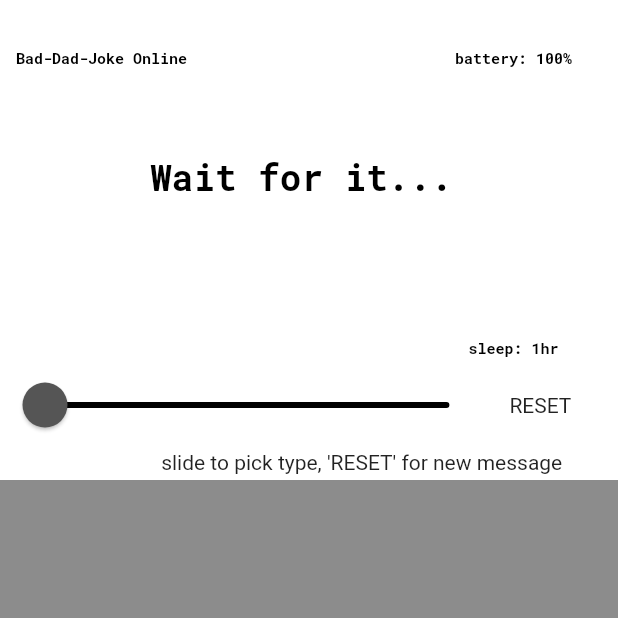
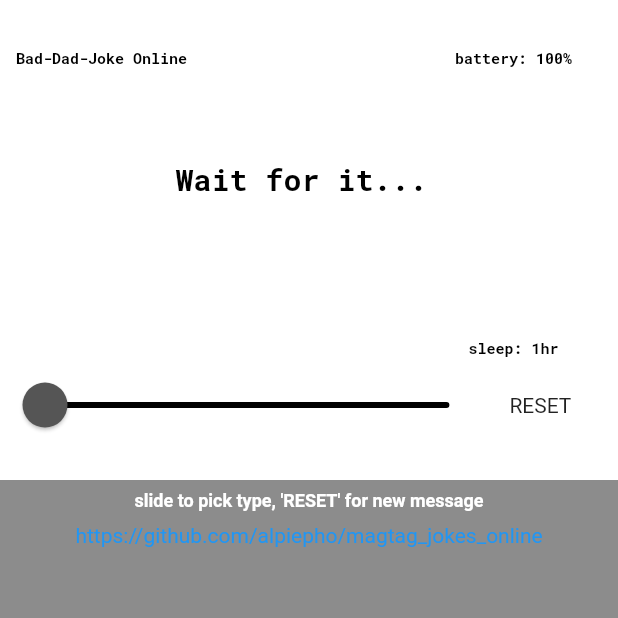
Before and after one commit to alpiepho/magtag_jokes_online, a Flutter app: the first screen one second after launch, on a phone screen of 412 x 824 dp, the top half of it. Run offline on Flutter 3.47's test engine with Material 2 defaults, Android fonts, the phone set to English and light mode, and no system bars; our stand-ins replace google_fonts, shared_preferences.

Commit message:
several changes

```diff
--- a/lib/backup_bruce.dart
+++ b/lib/backup_bruce.dart
@@ -1,3 +1,4 @@
+// ignore: non_constant_identifier_names
 var backup_bruce = [
   "Nowadays you don't go around on the street kicking people, punching people \u2014 because if you do (makes gun shape with hand), well that's it \u2014 I don't care how good you are.\nBruce Lee interview on the Pierre Berton Show (1971)",
   "When I look around I always learn something, and that is to be yourself always, express yourself, and have faith in yourself. Do not go out and look for a successful personality and duplicate him. Now that seems to be the prevalent thing happening in Hong Kong, like they always copy mannerism, but they never start from the root of his being and that is, how can I be me?\nBruce Lee",
--- a/lib/backup_jokes.dart
+++ b/lib/backup_jokes.dart
@@ -1,104 +1,105 @@
+// ignore: non_constant_identifier_names
 var backup_jokes = [
 "What concert only costs 45 cents to get in?\r\nA 50 cent concert with a guest appearance from nickelback",  // from j
   "What did one dorito farmer say to the other dorito farmer?\r\nCool Ranch", // from lexi
-  "Did you hear about the new restaurant on the moon? The food is great, but there\u2019s just no atmosphere.",
-  "What do you do when your bunny gets wet? You get your hare dryer.",
-  "My boss told me that he was going to fire the person with the worst posture. I have a hunch, it might be me.",
-  "What's the best thing about elevator jokes? They work on so many levels.",
-  "My sea sickness comes in waves.",
-  "What did the fish say when it swam into a wall? Damn!",
-  "I was going to get a brain transplant, but I changed my mind",
-  "Do I enjoy making courthouse puns? Guilty",
-  "Chances are if you' ve seen one shopping center, you've seen a mall.",
-  "What do you get when you cross a bee and a sheep? A bah-humbug.\r\n",
-  "They're making a movie about clocks. It's about time",
-  "At the boxing match, the dad got into the popcorn line and the line for hot dogs, but he wanted to stay out of the punchline.",
-  "You can't run through a camp site. You can only ran, because it's past tents.",
-  "Today a man knocked on my door and asked for a small donation towards the local swimming pool. I gave him a glass of water.",
-  "What is a vampire's favorite fruit? A blood orange.",
-  "To the person who stole my anti-depressant pills: I hope you're happy now.",
-  "I burned 2000 calories today, I left my food in the oven for too long.",
-  "What do you call an alligator in a vest? An in-vest-igator!",
-  "A red and a blue ship have just collided in the Caribbean. Apparently the survivors are marooned.",
-  "Where do young cows eat lunch? In the calf-ateria.",
-  "What\u2019s the advantage of living in Switzerland? Well, the flag is a big plus.",
-  "Why did the feline fail the lie detector test? Because he be lion.",
-  "How was the snow globe feeling after the storm? A little shaken.",
-  "If a child refuses to sleep during nap time, are they guilty of resisting a rest?",
-  "Conjunctivitis.com \u2013 now that\u2019s a site for sore eyes.",
-  "What did Romans use to cut pizza before the rolling cutter was invented? Lil Caesars",
-  "What did celery say when he broke up with his girlfriend? She wasn't right for me, so I really don't carrot all.",
-  "So, I heard this pun about cows, but it\u2019s kinda offensive so I won\u2019t say it. I don\u2019t want there to be any beef between us. ",
-  "What type of music do balloons hate? Pop music!",
-  "Why did the octopus beat the shark in a fight? Because it was well armed.",
-  "What do you call a beehive without the b's? An eehive.",
-  "How did Darth Vader know what Luke was getting for Christmas? He felt his presents.",
-  "Why can't a bicycle stand on its own? It's two-tired.",
-  "Parallel lines have so much in common. It\u2019s a shame they\u2019ll never meet.",
-  "What did the father tomato say to the baby tomato whilst on a family walk? Ketchup.",
-  "What do you call a fat psychic? A four-chin teller.",
-  "What do bees do after they are married? They go on a honeymoon.",
-  "Why do cows wear bells? Because their horns don't work.",
-  "How do you make Lady Gaga cry? Poker face. ",
-  "Why can\u2019t you hear a pterodactyl go to the bathroom? The p is silent.",
-  "I have kleptomania, but when it gets bad, I take something for it.",
-  "Whiteboards ... are remarkable.",
-  "Why do fish live in salt water? Because pepper makes them sneeze!",
-  "Why do scuba divers fall backwards into the water? Because if they fell forwards they\u2019d still be in the boat.",
-  "Two peanuts were walking down the street. One was a salted",
-  "I used to work for a soft drink can crusher. It was soda pressing.",
-  "Ever wondered why bees hum? It's because they don't know the words.",
-  "What did the grape do when he got stepped on? He let out a little wine.",
-  "Recent survey revealed 6 out of 7 dwarf's aren't happy.",
-  "How much does a hipster weigh? An instagram.",
-  "Chances are if you' ve seen one shopping center, you've seen a mall.",
-  "How come a man driving a train got struck by lightning? He was a good conductor.",
-  "Don\u2019t interrupt someone working intently on a puzzle. Chances are, you\u2019ll hear some crosswords.",
-  "Why can\u2019t you hear a pterodactyl go to the bathroom? The p is silent.",
-  "It's only a murder of crows if there's probable caws.",
-  "If a child refuses to sleep during nap time, are they guilty of resisting a rest?",
-  "What do you call a cow with two legs? Lean beef.",
-  "How come the stadium got hot after the game? Because all of the fans left.",
-  "Egyptians claimed to invent the guitar, but they were such lyres.\ufeff",
-  "Have you heard about corduroy pillows?  They're making headlines!",
-  "What kind of tree fits in your hand? A palm tree!",
-  "My wife is on a tropical fruit diet, the house is full of stuff. It is enough to make a mango crazy.",
-  "The Swiss must've been pretty confident in their chances of victory if they included a corkscrew in their army knife.",
-  "A red and a blue ship have just collided in the Caribbean. Apparently the survivors are marooned.",
-  "What do you call a magician who has lost their magic? Ian.",
-  "What do you call an elephant that doesn\u2019t matter? An irrelephant.",
-  "Ben & Jerry's really need to improve their operation. The only way to get there is down a rocky road.",
-  "Q: What did the spaghetti say to the other spaghetti?\r\nA: Pasta la vista, baby!",
-  "What kind of magic do cows believe in? MOODOO.",
-  "Some people eat light bulbs. They say it's a nice light snack.",
-  "Where do young cows eat lunch? In the calf-ateria.",
-  "Wife told me to take the spider out instead of killing it... We had some drinks, cool guy, wants to be a web developer.",
-  "What do you get when you cross a snowman with a vampire? Frostbite.",
-  "Guy told me today he did not know what cloning is. I told him, \"that makes 2 of us.\"",
-  "Mahatma Gandhi, as you know, walked barefoot most of the time, which produced an impressive set of calluses on his feet. \r\nHe also ate very little, which made him rather frail and with his odd diet, he suffered from bad breath. \r\nThis made him a super calloused fragile mystic hexed by halitosis.",
-  "Why don\u2019t skeletons ever go trick or treating? Because they have nobody to go with.",
-  "Did you know the first French fries weren't actually cooked in France? They were cooked in Greece.",
-  "You know that cemetery up the road? People are dying to get in there.",
-  "They tried to make a diamond shaped like a duck. It quacked under the pressure.",
-  "My dog used to chase people on a bike a lot. It got so bad I had to take his bike away.",
-  "Wife: Honey I\u2019m pregnant.\r\n\r\nMe: Well\u2026. what do we do now?\r\n\r\nWife: Well, I guess we should go to a baby doctor.\r\n\r\nMe: Hm.. I think I\u2019d be a lot more comfortable going to an adult doctor.",
-  "What happens to a frog's car when it breaks down? It gets toad.",
-  "What do you call a bee that lives in America? A USB.",
-  "What do you call a fly without wings? A walk.",
-  "I tried to write a chemistry joke, but could never get a reaction.",
-  "R.I.P. boiled water. You will be mist.",
-  "What did the mountain climber name his son? Cliff.",
-  "What did the late tomato say to the early tomato? I\u2019ll ketch up",
-  "A cannibal is someone who is fed up with people.",
-  "What did the grape do when he got stepped on? He let out a little wine.",
-  "What do you call your friend who stands in a hole? Phil.",
-  "A Skeleton walked into a bar he said I need a beer and a mop",
-  "I bought shoes from a drug dealer once. I don't know what he laced them with, but I was tripping all day.",
-  "At the boxing match, the dad got into the popcorn line and the line for hot dogs, but he wanted to stay out of the punchline.",
-  "Why are graveyards so noisy? Because of all the coffin.",
-  " I never wanted to believe that my Dad was stealing from his job as a road worker. But when I got home, all the signs were there.\r\n\r\n",
-  "This morning I was wondering where the sun was, but then it dawned on me.",
-  "What do you call an Argentinian with a rubber toe? Roberto",
-  "What did the Zen Buddist say to the hotdog vendor? Make me one with everything.",
-  "What do you get when you cross a chicken with a skunk? A fowl smell!"
+  // "Did you hear about the new restaurant on the moon? The food is great, but there\u2019s just no atmosphere.",
+  // "What do you do when your bunny gets wet? You get your hare dryer.",
+  // "My boss told me that he was going to fire the person with the worst posture. I have a hunch, it might be me.",
+  // "What's the best thing about elevator jokes? They work on so many levels.",
+  // "My sea sickness comes in waves.",
+  // "What did the fish say when it swam into a wall? Damn!",
+  // "I was going to get a brain transplant, but I changed my mind",
+  // "Do I enjoy making courthouse puns? Guilty",
+  // "Chances are if you' ve seen one shopping center, you've seen a mall.",
+  // "What do you get when you cross a bee and a sheep? A bah-humbug.\r\n",
+  // "They're making a movie about clocks. It's about time",
+  // "At the boxing match, the dad got into the popcorn line and the line for hot dogs, but he wanted to stay out of the punchline.",
+  // "You can't run through a camp site. You can only ran, because it's past tents.",
+  // "Today a man knocked on my door and asked for a small donation towards the local swimming pool. I gave him a glass of water.",
+  // "What is a vampire's favorite fruit? A blood orange.",
+  // "To the person who stole my anti-depressant pills: I hope you're happy now.",
+  // "I burned 2000 calories today, I left my food in the oven for too long.",
+  // "What do you call an alligator in a vest? An in-vest-igator!",
+  // "A red and a blue ship have just collided in the Caribbean. Apparently the survivors are marooned.",
+  // "Where do young cows eat lunch? In the calf-ateria.",
+  // "What\u2019s the advantage of living in Switzerland? Well, the flag is a big plus.",
+  // "Why did the feline fail the lie detector test? Because he be lion.",
+  // "How was the snow globe feeling after the storm? A little shaken.",
+  // "If a child refuses to sleep during nap time, are they guilty of resisting a rest?",
+  // "Conjunctivitis.com \u2013 now that\u2019s a site for sore eyes.",
+  // "What did Romans use to cut pizza before the rolling cutter was invented? Lil Caesars",
+  // "What did celery say when he broke up with his girlfriend? She wasn't right for me, so I really don't carrot all.",
+  // "So, I heard this pun about cows, but it\u2019s kinda offensive so I won\u2019t say it. I don\u2019t want there to be any beef between us. ",
+  // "What type of music do balloons hate? Pop music!",
+  // "Why did the octopus beat the shark in a fight? Because it was well armed.",
+  // "What do you call a beehive without the b's? An eehive.",
+  // "How did Darth Vader know what Luke was getting for Christmas? He felt his presents.",
+  // "Why can't a bicycle stand on its own? It's two-tired.",
+  // "Parallel lines have so much in common. It\u2019s a shame they\u2019ll never meet.",
+  // "What did the father tomato say to the baby tomato whilst on a family walk? Ketchup.",
+  // "What do you call a fat psychic? A four-chin teller.",
+  // "What do bees do after they are married? They go on a honeymoon.",
+  // "Why do cows wear bells? Because their horns don't work.",
+  // "How do you make Lady Gaga cry? Poker face. ",
+  // "Why can\u2019t you hear a pterodactyl go to the bathroom? The p is silent.",
+  // "I have kleptomania, but when it gets bad, I take something for it.",
+  // "Whiteboards ... are remarkable.",
+  // "Why do fish live in salt water? Because pepper makes them sneeze!",
+  // "Why do scuba divers fall backwards into the water? Because if they fell forwards they\u2019d still be in the boat.",
+  // "Two peanuts were walking down the street. One was a salted",
+  // "I used to work for a soft drink can crusher. It was soda pressing.",
+  // "Ever wondered why bees hum? It's because they don't know the words.",
+  // "What did the grape do when he got stepped on? He let out a little wine.",
+  // "Recent survey revealed 6 out of 7 dwarf's aren't happy.",
+  // "How much does a hipster weigh? An instagram.",
+  // "Chances are if you' ve seen one shopping center, you've seen a mall.",
+  // "How come a man driving a train got struck by lightning? He was a good conductor.",
+  // "Don\u2019t interrupt someone working intently on a puzzle. Chances are, you\u2019ll hear some crosswords.",
+  // "Why can\u2019t you hear a pterodactyl go to the bathroom? The p is silent.",
+  // "It's only a murder of crows if there's probable caws.",
+  // "If a child refuses to sleep during nap time, are they guilty of resisting a rest?",
+  // "What do you call a cow with two legs? Lean beef.",
+  // "How come the stadium got hot after the game? Because all of the fans left.",
+  // "Egyptians claimed to invent the guitar, but they were such lyres.\ufeff",
+  // "Have you heard about corduroy pillows?  They're making headlines!",
+  // "What kind of tree fits in your hand? A palm tree!",
+  // "My wife is on a tropical fruit diet, the house is full of stuff. It is enough to make a mango crazy.",
+  // "The Swiss must've been pretty confident in their chances of victory if they included a corkscrew in their army knife.",
+  // "A red and a blue ship have just collided in the Caribbean. Apparently the survivors are marooned.",
+  // "What do you call a magician who has lost their magic? Ian.",
+  // "What do you call an elephant that doesn\u2019t matter? An irrelephant.",
+  // "Ben & Jerry's really need to improve their operation. The only way to get there is down a rocky road.",
+  // "Q: What did the spaghetti say to the other spaghetti?\r\nA: Pasta la vista, baby!",
+  // "What kind of magic do cows believe in? MOODOO.",
+  // "Some people eat light bulbs. They say it's a nice light snack.",
+  // "Where do young cows eat lunch? In the calf-ateria.",
+  // "Wife told me to take the spider out instead of killing it... We had some drinks, cool guy, wants to be a web developer.",
+  // "What do you get when you cross a snowman with a vampire? Frostbite.",
+  // "Guy told me today he did not know what cloning is. I told him, \"that makes 2 of us.\"",
+  // "Mahatma Gandhi, as you know, walked barefoot most of the time, which produced an impressive set of calluses on his feet. \r\nHe also ate very little, which made him rather frail and with his odd diet, he suffered from bad breath. \r\nThis made him a super calloused fragile mystic hexed by halitosis.",
+  // "Why don\u2019t skeletons ever go trick or treating? Because they have nobody to go with.",
+  // "Did you know the first French fries weren't actually cooked in France? They were cooked in Greece.",
+  // "You know that cemetery up the road? People are dying to get in there.",
+  // "They tried to make a diamond shaped like a duck. It quacked under the pressure.",
+  // "My dog used to chase people on a bike a lot. It got so bad I had to take his bike away.",
+  // "Wife: Honey I\u2019m pregnant.\r\n\r\nMe: Well\u2026. what do we do now?\r\n\r\nWife: Well, I guess we should go to a baby doctor.\r\n\r\nMe: Hm.. I think I\u2019d be a lot more comfortable going to an adult doctor.",
+  // "What happens to a frog's car when it breaks down? It gets toad.",
+  // "What do you call a bee that lives in America? A USB.",
+  // "What do you call a fly without wings? A walk.",
+  // "I tried to write a chemistry joke, but could never get a reaction.",
+  // "R.I.P. boiled water. You will be mist.",
+  // "What did the mountain climber name his son? Cliff.",
+  // "What did the late tomato say to the early tomato? I\u2019ll ketch up",
+  // "A cannibal is someone who is fed up with people.",
+  // "What did the grape do when he got stepped on? He let out a little wine.",
+  // "What do you call your friend who stands in a hole? Phil.",
+  // "A Skeleton walked into a bar he said I need a beer and a mop",
+  // "I bought shoes from a drug dealer once. I don't know what he laced them with, but I was tripping all day.",
+  // "At the boxing match, the dad got into the popcorn line and the line for hot dogs, but he wanted to stay out of the punchline.",
+  // "Why are graveyards so noisy? Because of all the coffin.",
+  // " I never wanted to believe that my Dad was stealing from his job as a road worker. But when I got home, all the signs were there.\r\n\r\n",
+  // "This morning I was wondering where the sun was, but then it dawned on me.",
+  // "What do you call an Argentinian with a rubber toe? Roberto",
+  // "What did the Zen Buddist say to the hotdog vendor? Make me one with everything.",
+  // "What do you get when you cross a chicken with a skunk? A fowl smell!"
 ];
--- a/lib/backup_quotes.dart
+++ b/lib/backup_quotes.dart
@@ -1,3 +1,4 @@
+// ignore: non_constant_identifier_names
 var backup_quotes = [
   "Courage is what it takes to stand up and speak. Courage is also what it takes to sit down and listen. - Winston Churchill",
   "Dreams are the royal road to the unconscious.  - Sigmund Freud",
--- a/lib/backup_stoics1.dart
+++ b/lib/backup_stoics1.dart
@@ -1,3 +1,4 @@
+// ignore: non_constant_identifier_names
 var backup_stoics = [
   "To love only what happens, what was destined. No greater harmony. - Marcus Aurelius",
   "Hang on to your youthful enthusiasms - you'll be able to use them better when you're older. - Seneca",
--- a/lib/constants.dart
+++ b/lib/constants.dart
@@ -55,12 +55,12 @@ const kLanscapeWarningTextStyle = TextStyle(
 //   fontStyle: FontStyle.italic,
 // );
 
-// const kNumberTextStyle = TextStyle(
-//   fontSize: 36,
-//   color: Colors.white,
-//   fontWeight: FontWeight.bold,
-//   height: 1.1,
-// );
+const kNumberTextStyle = TextStyle(
+  fontSize: 12,
+  color: Colors.white,
+  fontWeight: FontWeight.bold,
+  height: 1.1,
+);
 
 // ignore: non_constant_identifier_names
 var kNumberTextStyle_robotomono = GoogleFonts.robotoMono(
@@ -73,9 +73,9 @@ var kNumberTextStyle_robotomono = GoogleFonts.robotoMono(
 
 // ignore: non_constant_identifier_names
 var kNumberTextStyleBig_robotomono = GoogleFonts.robotoMono(
-  fontSize: 24,
+  fontSize: 20,
   color: Colors.black,
   fontWeight: FontWeight.bold,
-  height: 1.1,
+  height: 1.4,
   backgroundColor: Colors.white,
 );
--- a/lib/engine.dart
+++ b/lib/engine.dart
@@ -1,9 +1,11 @@
+import 'dart:convert';
+
 import 'package:magtag_jokes_online/constants.dart';
 import 'package:magtag_jokes_online/backup_bruce.dart';
 import 'package:magtag_jokes_online/backup_jokes.dart';
 import 'package:magtag_jokes_online/backup_quotes.dart';
 import 'package:magtag_jokes_online/backup_stoics1.dart';
-
+import 'package:http/http.dart' as http;
 
 const numRows = 3;
 const numCols = 3;
@@ -103,7 +105,7 @@ class Engine {
     return grid[x][y].label = label;
   }
 
-  void reset(int _messageType) {
+  void reset(int _messageType) async {
     switch (_messageType) {
       case 0:
         grid[typeLabelX][typeLabelY].label = "Bad-Dad-Joke Online";
@@ -127,6 +129,14 @@ class Engine {
       switch (_messageType) {
       case 0:
         // get joke online
+        final response = await http.get(Uri.parse('https://icanhazdadjoke.com/'));
+        if (response.statusCode == 200) {
+          var value = jsonDecode(response.body);
+          var temp = value["joke"];
+          if (temp.toString().isNotEmpty) {
+            grid[messageLabelX][messageLabelY].label = temp.toString();
+          }
+        }
         break;
       case 1:
         // get quote online
@@ -227,10 +237,3 @@ class Engine {
 //     return count
 
 //     return count
-
-// def get_online_bruce(count):
-//     # all quotes in backup
-//     message = messages[random.randint(0, len(messages) - 1)]
-//     MAGTAG.set_text(message, 2, False)
-//     MAGTAG.set_text(f"..", 3)
-//     return count
--- a/lib/screens/magtag_page.dart
+++ b/lib/screens/magtag_page.dart
@@ -4,6 +4,7 @@ import 'package:magtag_jokes_online/constants.dart';
 import 'package:magtag_jokes_online/engine.dart';
 import 'package:shared_preferences/shared_preferences.dart';
 import 'dart:async';
+import 'package:url_launcher/url_launcher.dart';
 
 class MagtagPage extends StatefulWidget {
   const MagtagPage({Key? key}) : super(key: key);
@@ -49,6 +50,11 @@ class _MagtagPageState extends State<MagtagPage> {
     setState(() {
       _messageCount += 1;
     });
+  }
+
+  void onHelp() async {
+    launch('https://github.com/alpiepho/magtag_jokes_online/blob/master/README.md');
+    Navigator.of(context).pop();
   }
 
   @override
@@ -187,15 +193,12 @@ class _MagtagPageState extends State<MagtagPage> {
         ),
       ]),
     );
-    colWidgets.add(
-      const Text(
-        "                               slide to pick type, 'RESET' for new message",
-        ),
-      );
 
     return Scaffold(
       backgroundColor: kInputPageBackgroundColor,
-      body: Container(
+      body: Column(
+        children: [
+          Container(
             alignment: Alignment.topCenter,
             child: Container(
               alignment: Alignment.topCenter,
@@ -211,6 +214,26 @@ class _MagtagPageState extends State<MagtagPage> {
               ),
             ),
           ),
+          Padding(
+            padding: const EdgeInsets.all(8.0),
+            child: const Text(
+            "slide to pick type, 'RESET' for new message",
+            style: kNumberTextStyle,
+            ),
+          ),
+          GestureDetector(
+              child: new Text(
+                "https://github.com/alpiepho/magtag_jokes_online",
+                textAlign: TextAlign.center,
+                style: TextStyle(
+                  color: Colors.blue,
+                ),
+              ),
+              onTap: onHelp,
+            ),
+
+        ],
+      ),
     );
   }
 }
--- a/pubspec.yaml
+++ b/pubspec.yaml
@@ -38,7 +38,7 @@ dependencies:
   shared_preferences: ^2.0.5
   url_launcher: ^6.0.3
   google_fonts: ^2.0.0
-
+  http: ^0.13.0
 
 
 dev_dependencies:
```
Also changed, not shown: pubspec.lock, 1 other file. Lines whose indentation alone changed are shown as unchanged.
